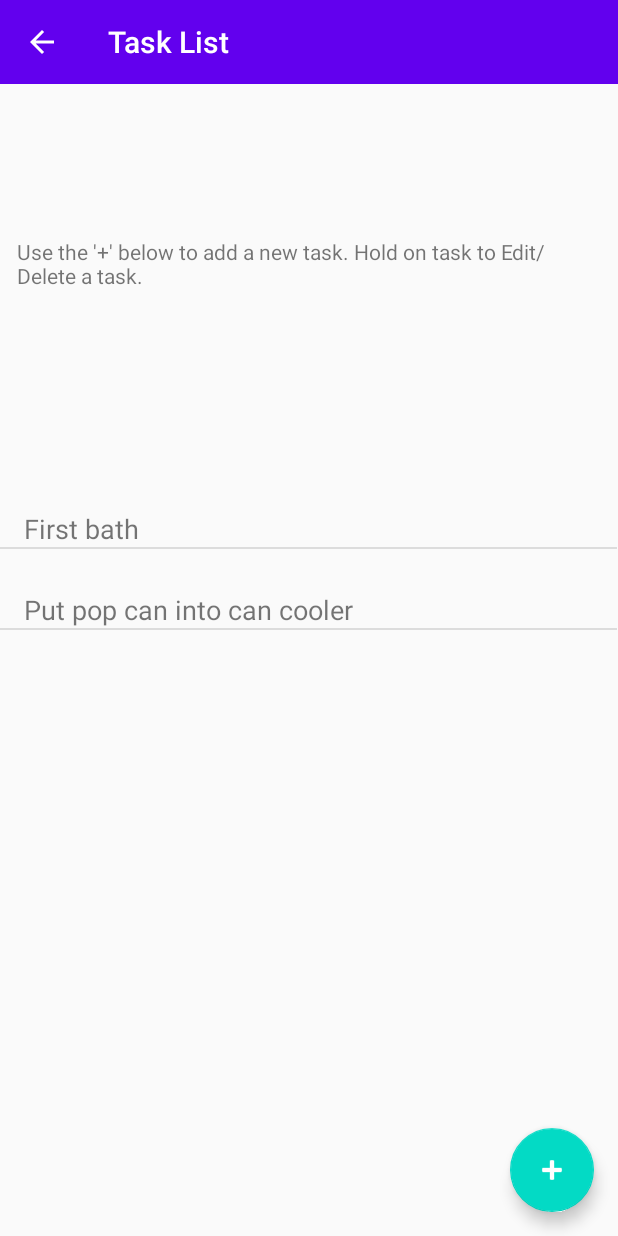
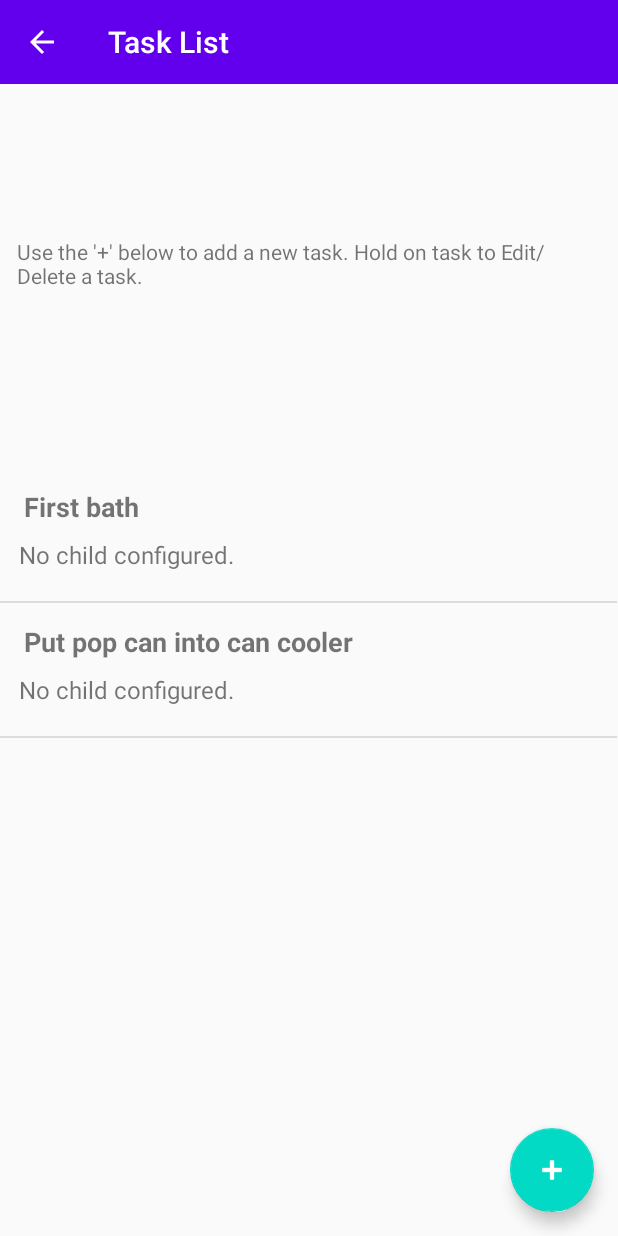
Before and after one commit to wanyingc/PracticalParentApp, an Android app: the screen it shows after launch (TasksList), after a tap on "TASKS", on a phone screen of 412 x 824 dp. Run offline under Robolectric (Android 15) with nearby library versions, the phone set to English and light mode, and no system bars.

Commit message:
Pushed code for review.

```diff
--- a/app/src/main/java/ca/cmpt276/practicalparent/model/Task.java
+++ b/app/src/main/java/ca/cmpt276/practicalparent/model/Task.java
@@ -6,19 +6,28 @@ package ca.cmpt276.practicalparent.model;
 
 public class Task {
     private String taskName;
+    private String childTurn;
 
     //Constructor
-    public Task(String taskName) {
+    public Task(String taskName, String childTurn) {
         this.taskName = taskName;
+        this.childTurn = childTurn;
     }
 
-    //Getter
     public String getTaskName() {
         return taskName;
     }
+    public String getChildTurn() {
+        return childTurn;
+    }
 
-    //Setter
+
     public void setTaskName(String taskName) {
         this.taskName = taskName;
     }
+    public void setChildTurn(String childTurn) {
+        this.childTurn = childTurn;
+    }
+
+
 }
--- a/app/src/main/java/ca/cmpt276/practicalparent/view/TasksList.java
+++ b/app/src/main/java/ca/cmpt276/practicalparent/view/TasksList.java
@@ -22,19 +22,20 @@ import android.widget.Toast;
 
 import com.google.android.material.floatingactionbutton.FloatingActionButton;
 
+import java.util.Random;
+
 import ca.cmpt276.practicalparent.R;
 import ca.cmpt276.practicalparent.model.Child;
+import ca.cmpt276.practicalparent.model.ChildManager;
 import ca.cmpt276.practicalparent.model.Task;
 import ca.cmpt276.practicalparent.model.TaskManager;
 
 public class TasksList extends AppCompatActivity {
     private AlertDialog dialogBuilder;
-    private AlertDialog dialog;
     private TaskManager manager;
+    private ChildManager childManager;
     private ArrayAdapter<Task> adapter;
-    private int popUpTaskIndex;
-    public TextView testText;
-
+    private int indexOfChild = 1;
 
     @Override
     protected void onCreate(Bundle savedInstanceState) {
@@ -56,14 +57,24 @@ public class TasksList extends AppCompatActivity {
             }
         });
 
+        childManager = ChildManager.getInstance();
         manager = TaskManager.getInstance();
 
+
         if (manager.emptyTask() == true){
-            Task task1 = new Task("First bath");
-            Task task2 = new Task("Put pop can into can cooler");
+            String childNameExist;
+            if (childManager.size() == 0){
+                childNameExist = "No children configured.";
+            }
+            else {
+                childNameExist = childManager.getChild(0).getName();
+            }
+            Task task1 = new Task("First bath", childNameExist);
+            Task task2 = new Task("Put pop can into can cooler", childNameExist);
 
             TaskManager.getInstance().addTask(task1);
             TaskManager.getInstance().addTask(task2);
+
         }
 
         taskItemClickHandler();
@@ -71,18 +82,21 @@ public class TasksList extends AppCompatActivity {
     }
 
     // Display pop up screen
-    public void createPopUpDialog() {
+    public void createPopUpDialog(View viewClicked, int position) {
         dialogBuilder = new AlertDialog.Builder(this).create();
-        final  View contactPopupView = getLayoutInflater().inflate(R.layout.popupscreen,null);
+        View contactPopupView = getLayoutInflater().inflate(R.layout.popupscreen,null);
 
-        Task task = TaskManager.getInstance().getTask(popUpTaskIndex);
+        final Task task = manager.getTask(position);
+        final TextView viewChildName = (TextView) findViewById(R.id.nextTurnChild);
+        final String childName = viewChildName.getText().toString();
 
         //Set image for popup
         ImageView childImageDialog = (ImageView) contactPopupView.findViewById(R.id.childImagePopUp);
         childImageDialog.setImageResource(R.drawable.default_image);
 
+
         dialogBuilder.setTitle(task.getTaskName());
-        dialogBuilder.setMessage("Child Name");
+        dialogBuilder.setMessage(childName);
         dialogBuilder.setView(contactPopupView);
         dialogBuilder.setButton(AlertDialog.BUTTON_NEGATIVE, "Cancel",
                 new DialogInterface.OnClickListener() {
@@ -95,12 +109,19 @@ public class TasksList extends AppCompatActivity {
                 new DialogInterface.OnClickListener() {
                     @Override
                     public void onClick(DialogInterface dialog, int which) {
-
+                        if (childName == "No child configured.") {
+                            viewChildName.setText("No child configured.");
+                        }
+                        else {
+                            Child childNextTurn = childManager.getChild(indexOfChild++ % childManager.size());
+                            viewChildName.setText(childNextTurn.getName());
+                        }
                     }
                 });
 
         dialogBuilder.show();
     }
+
 
     private void taskItemClickHandler() {
         ListView list = (ListView) findViewById(R.id.taskList);
@@ -125,8 +146,7 @@ public class TasksList extends AppCompatActivity {
                 String message = "Showing " + manager.getTask(position).getTaskName();
                 Toast.makeText(TasksList.this, message, Toast.LENGTH_LONG).show();
 
-                popUpTaskIndex = position;
-                createPopUpDialog();
+                createPopUpDialog(viewClicked, position);
             }
         });
 
@@ -137,7 +157,7 @@ public class TasksList extends AppCompatActivity {
         return new Intent(context, TasksList.class);
     }
 
-    private void populateTaskList() {
+    public void populateTaskList() {
         if (adapter != null) {
             adapter.notifyDataSetChanged();
         }
@@ -146,7 +166,7 @@ public class TasksList extends AppCompatActivity {
         list.setAdapter(adapter);
     }
 
-    private class TaskListAdapter extends ArrayAdapter<Task> {
+    public class TaskListAdapter extends ArrayAdapter<Task> {
         public TaskListAdapter() {
             super(TasksList.this,R.layout.activity_tasks_list, manager.TaskList());
         }
@@ -159,15 +179,30 @@ public class TasksList extends AppCompatActivity {
 
             // Current Task
             Task currentTask = manager.getTask(index);
-
-            // Names
             TextView taskView = (TextView) itemView.findViewById(R.id.taskDescription);
             taskView.setText(currentTask.getTaskName());
+
+            // Task is set to default first child added
+            if (childManager.size() == 0){
+                TextView childNameText = (TextView) itemView.findViewById(R.id.nextTurnChild);
+                childNameText.setText("No child configured.");
+            }
+            else if (childManager.size() >= 0){
+//                indexOfChild = 1;
+//                Child defaultChildTurn = childManager.getChild(0);
+//                TextView testChildCount = (TextView) itemView.findViewById(R.id.nextTurnChild);
+//                testChildCount.setText(defaultChildTurn.getName());
+
+                TextView childNext = (TextView) itemView.findViewById(R.id.nextTurnChild);
+                childNext.setText(manager.getTask(index).getChildTurn());
+            }
 
 
             return itemView;
         }
     }
+
+
 
     @Override
     protected void onResume() {
--- a/app/src/main/res/layout/activity_task_edit.xml
+++ b/app/src/main/res/layout/activity_task_edit.xml
@@ -39,8 +39,8 @@
 
     <Button
         android:id="@+id/removeTask"
-        android:layout_width="wrap_content"
-        android:layout_height="wrap_content"
+        android:layout_width="81dp"
+        android:layout_height="47dp"
         android:layout_marginBottom="360dp"
         android:background="#FF0000"
         android:text="@string/remove"
--- a/app/src/main/res/layout/task_items.xml
+++ b/app/src/main/res/layout/task_items.xml
@@ -3,16 +3,33 @@
     xmlns:app="http://schemas.android.com/apk/res-auto"
     xmlns:tools="http://schemas.android.com/tools"
     android:layout_width="match_parent"
-    android:layout_height="match_parent">
+    android:layout_height="40pt">
 
     <TextView
         android:id="@+id/taskDescription"
         android:layout_width="wrap_content"
         android:layout_height="wrap_content"
         android:layout_marginStart="16dp"
-        android:layout_marginTop="28dp"
         android:text="@string/task_description"
+        android:textAllCaps="false"
+        android:textIsSelectable="false"
         android:textSize="18sp"
+        android:textStyle="bold"
+        app:layout_constraintBottom_toTopOf="@+id/nextTurnChild"
         app:layout_constraintStart_toStartOf="parent"
-        app:layout_constraintTop_toTopOf="parent" />
+        app:layout_constraintTop_toTopOf="parent"
+        app:layout_constraintVertical_bias="0.592" />
+
+    <TextView
+        android:id="@+id/nextTurnChild"
+        android:layout_width="wrap_content"
+        android:layout_height="wrap_content"
+        android:layout_marginBottom="20dp"
+        android:text="@string/child_name"
+        android:textSize="16sp"
+        app:layout_constraintBottom_toBottomOf="parent"
+        app:layout_constraintEnd_toEndOf="parent"
+        app:layout_constraintHorizontal_bias="0.048"
+        app:layout_constraintStart_toStartOf="parent" />
+
 </androidx.constraintlayout.widget.ConstraintLayout>
```
Also changed, not shown: app/src/main/java/ca/cmpt276/practicalparent/view/TaskAdd.java (+9 -2 lines).
